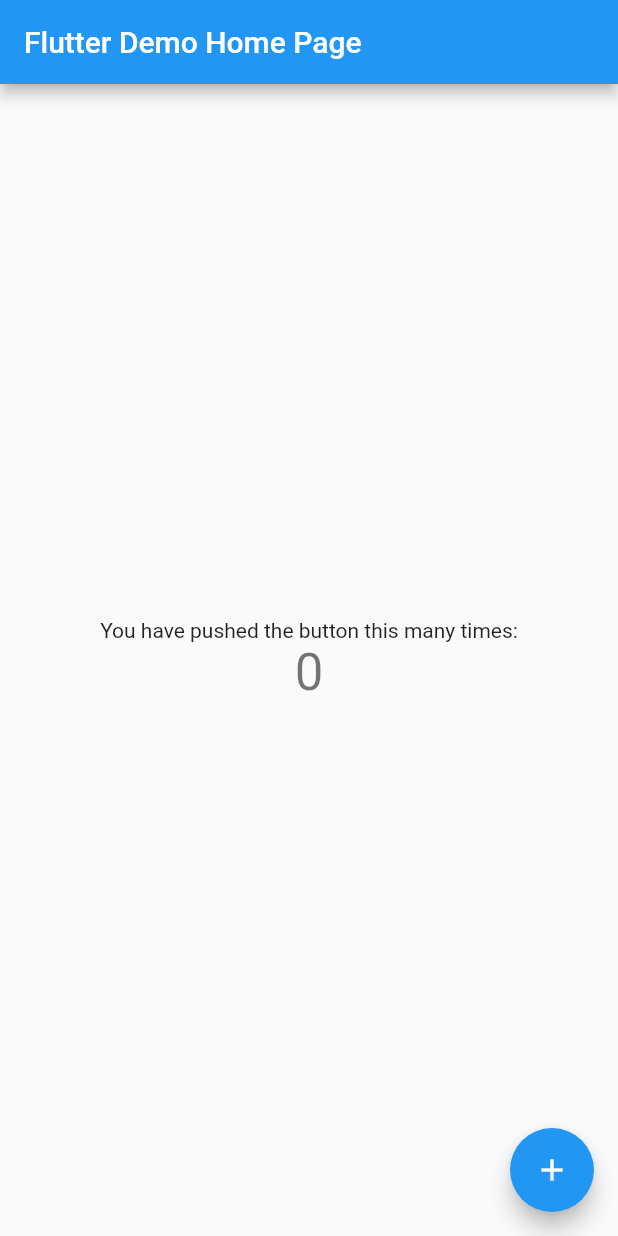
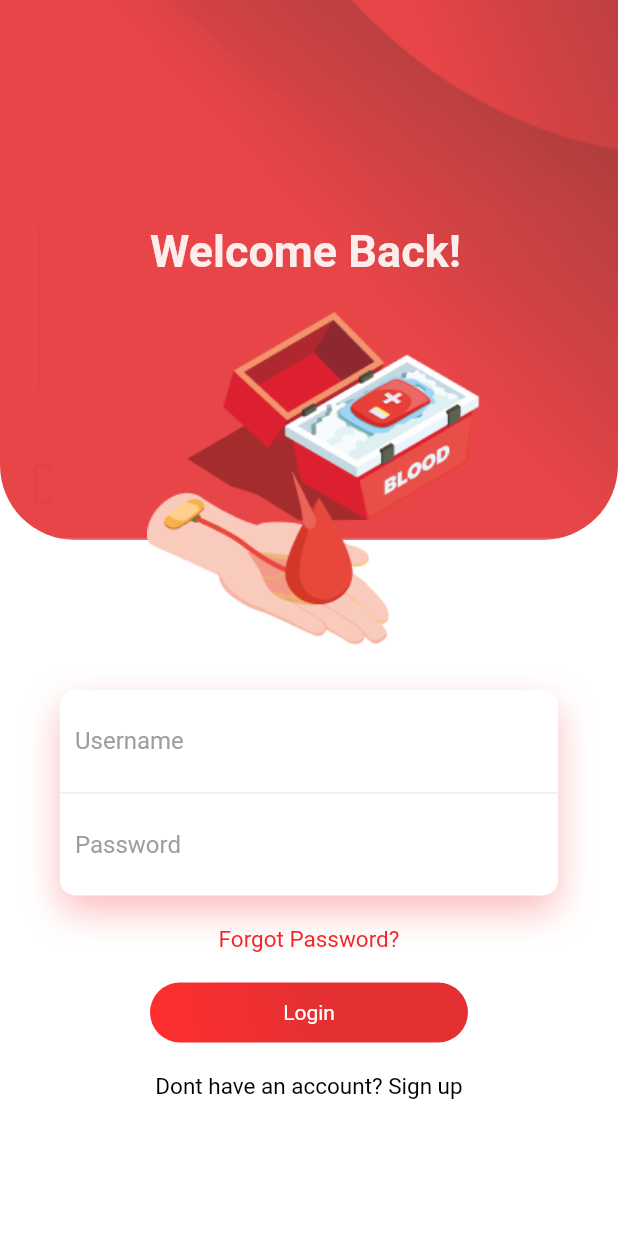
Before and after one commit to prabakar0/RedLink, a Flutter app: the screen it shows after launch, on a phone screen of 412 x 824 dp. Run offline on Flutter 3.47's test engine with Material 2 defaults, Android fonts, the phone set to English and light mode, and no system bars; our stand-ins replace simple_animations.

Commit message:
Completed login page

```diff
--- /dev/null
+++ b/lib/fade_animation.dart
@@ -0,0 +1,33 @@
+import 'package:flutter/material.dart';
+import 'package:simple_animations/simple_animations.dart';
+
+class FadeAnimation extends StatelessWidget {
+  final double delay;
+  final Widget child;
+
+  FadeAnimation(this.delay, this.child);
+
+  @override
+  Widget build(BuildContext context) {
+    final tween = MultiTrackTween([
+      Track("opacity").add(Duration(milliseconds: 200), Tween(begin: 0.0, end: 1.0)),
+      Track("translateY").add(
+          Duration(milliseconds: 500), Tween(begin: -30.0, end: 0.0),
+          curve: Curves.easeOut)
+    ]);
+
+    return ControlledAnimation(
+      delay: Duration(milliseconds: (200 * delay).round()),
+      duration: tween.duration,
+      tween: tween,
+      child: child,
+      builderWithChild: (context, child, animation) => Opacity(
+        opacity: animation["opacity"],
+        child: Transform.translate(
+            offset: Offset(0, animation["translateY"]),
+            child: child
+        ),
+      ),
+    );
+  }
+}
--- /dev/null
+++ b/lib/login_page.dart
@@ -0,0 +1,148 @@
+import 'package:flutter/material.dart';
+import 'fade_animation.dart';
+
+
+class LoginPage extends StatefulWidget {
+  @override
+  _LoginPageState createState() => _LoginPageState();
+}
+
+class _LoginPageState extends State<LoginPage> {
+  @override
+  Widget build(BuildContext context) {
+    final width = MediaQuery.of(context).size.width;
+    return Scaffold(
+      backgroundColor: Colors.white,
+      body: SingleChildScrollView(
+        child: Column(
+          crossAxisAlignment: CrossAxisAlignment.start,
+          children: <Widget>[
+            Container(
+              height: 450,
+              child: Stack(
+                children: <Widget>[
+                  Positioned(
+                    top: -40,
+                    height: 400,
+                    width: width,
+                    child: FadeAnimation(1, Container(
+                      decoration: BoxDecoration(
+                          borderRadius: BorderRadius.only(bottomLeft: Radius.circular(50) ,bottomRight: Radius.circular(50)),
+                          image: DecorationImage(
+                              image: AssetImage('images/bg.png'),
+                              fit: BoxFit.fill
+                          )
+                      ),
+                    )),
+                  ),
+                  Positioned(
+                    top: 150,
+                    left: 100,
+                    height: 238,
+                    width: 238,
+                    child:FadeAnimation(1.15, Text("Welcome Back!", style: TextStyle(color: Colors.white.withOpacity(0.9), fontWeight: FontWeight.bold, fontSize: 30),)),
+                  ),
+                  Positioned(
+                    top: 200,
+                    left: 90,
+                    height: 238,
+                    width: 238,
+                    child: FadeAnimation(1.2, Padding(
+                      padding: const EdgeInsets.all(8.0),
+                      child: Container(
+                        decoration: BoxDecoration(
+                            borderRadius: BorderRadius.only(bottomLeft: Radius.circular(50) ,bottomRight: Radius.circular(50)),
+                            image: DecorationImage(
+                                image: AssetImage('images/image1.png'),
+                                fit: BoxFit.fill
+                            )
+                        ),
+                      ),
+                    )),
+                  )
+                ],
+              ),
+            ),
+            //SizedBox(height: 25,),
+            Padding(
+              padding: EdgeInsets.symmetric(horizontal: 40),
+              child: Column(
+                crossAxisAlignment: CrossAxisAlignment.start,
+                children: <Widget>[
+                  //FadeAnimation(1.3, Text("Login", style: TextStyle(color: Color.fromRGBO(49, 39, 79, 1), fontWeight: FontWeight.bold, fontSize: 30),)),
+                  SizedBox(height: 10,),
+                  FadeAnimation(1.4, Container(
+                    decoration: BoxDecoration(
+                        borderRadius: BorderRadius.circular(10),
+                        color: Colors.white,
+                        boxShadow: [
+                          BoxShadow(
+                            color: Color.fromRGBO(245, 35, 35, .3),
+                            blurRadius: 20,
+                            offset: Offset(0, 10),
+                          )
+                        ]
+                    ),
+                    child: Column(
+                      children: <Widget>[
+                        Container(
+                          padding: EdgeInsets.all(10),
+                          decoration: BoxDecoration(
+                              border: Border(bottom: BorderSide(
+                                  color: Colors.grey[200]
+                              ))
+                          ),
+                          child: TextField(
+                            decoration: InputDecoration(
+                                border: InputBorder.none,
+                                hintText: "Username",
+                                hintStyle: TextStyle(color: Colors.grey)
+                            ),
+                          ),
+                        ),
+                        Container(
+                          padding: EdgeInsets.all(10),
+                          child: TextField(
+                            decoration: InputDecoration(
+                                border: InputBorder.none,
+                                hintText: "Password",
+                                hintStyle: TextStyle(color: Colors.grey)
+                            ),
+                          ),
+                        )
+                      ],
+                    ),
+                  )),
+                  SizedBox(height: 20,),
+                  FadeAnimation(1.5, Center(child: Text("Forgot Password?", style: TextStyle(fontSize:15,color: Color(0xFFF52323)),))),
+                  SizedBox(height: 20,),
+                  FadeAnimation(1.6, Container(
+                    height: 40,
+                    //width: 10000,
+                    margin: EdgeInsets.symmetric(horizontal: 60),
+                    decoration: BoxDecoration(
+                      gradient: LinearGradient(
+                          colors: [Color(0xFFE53033),Color(0xFFFF2E2E) ],
+                          begin: const FractionalOffset(0.5, 0.0),
+                          end: const FractionalOffset(0.0, 0.5),
+                          stops: [0.0, 1.0],
+                          tileMode: TileMode.clamp
+                      ),
+                      borderRadius: BorderRadius.circular(50),
+                      color: Color.fromRGBO(49, 39, 79, 1),
+                    ),
+                    child: Center(
+                      child: Text("Login", style: TextStyle(color: Colors.white),),
+                    ),
+                  )),
+                  SizedBox(height: 20,),
+                  FadeAnimation(1.7, Center(child: Text("Dont have an account? Sign up", style: TextStyle(fontSize:15,color: Colors.black),))),
+                ],
+              ),
+            )
+          ],
+        ),
+      ),
+    );
+  }
+}
--- a/lib/main.dart
+++ b/lib/main.dart
@@ -1,117 +1,9 @@
 import 'package:flutter/material.dart';
+import 'package:redlink/login_page.dart';
 
-void main() {
-  runApp(MyApp());
-}
-
-class MyApp extends StatelessWidget {
-  // This widget is the root of your application.
-  @override
-  Widget build(BuildContext context) {
-    return MaterialApp(
-      title: 'Flutter Demo',
-      theme: ThemeData(
-        // This is the theme of your application.
-        //
-        // Try running your application with "flutter run". You'll see the
-        // application has a blue toolbar. Then, without quitting the app, try
-        // changing the primarySwatch below to Colors.green and then invoke
-        // "hot reload" (press "r" in the console where you ran "flutter run",
-        // or simply save your changes to "hot reload" in a Flutter IDE).
-        // Notice that the counter didn't reset back to zero; the application
-        // is not restarted.
-        primarySwatch: Colors.blue,
-        // This makes the visual density adapt to the platform that you run
-        // the app on. For desktop platforms, the controls will be smaller and
-        // closer together (more dense) than on mobile platforms.
-        visualDensity: VisualDensity.adaptivePlatformDensity,
-      ),
-      home: MyHomePage(title: 'Flutter Demo Home Page'),
-    );
-  }
-}
-
-class MyHomePage extends StatefulWidget {
-  MyHomePage({Key key, this.title}) : super(key: key);
-
-  // This widget is the home page of your application. It is stateful, meaning
-  // that it has a State object (defined below) that contains fields that affect
-  // how it looks.
-
-  // This class is the configuration for the state. It holds the values (in this
-  // case the title) provided by the parent (in this case the App widget) and
-  // used by the build method of the State. Fields in a Widget subclass are
-  // always marked "final".
-
-  final String title;
-
-  @override
-  _MyHomePageState createState() => _MyHomePageState();
-}
-
-class _MyHomePageState extends State<MyHomePage> {
-  int _counter = 0;
-
-  void _incrementCounter() {
-    setState(() {
-      // This call to setState tells the Flutter framework that something has
-      // changed in this State, which causes it to rerun the build method below
-      // so that the display can reflect the updated values. If we changed
-      // _counter without calling setState(), then the build method would not be
-      // called again, and so nothing would appear to happen.
-      _counter++;
-    });
-  }
-
-  @override
-  Widget build(BuildContext context) {
-    // This method is rerun every time setState is called, for instance as done
-    // by the _incrementCounter method above.
-    //
-    // The Flutter framework has been optimized to make rerunning build methods
-    // fast, so that you can just rebuild anything that needs updating rather
-    // than having to individually change instances of widgets.
-    return Scaffold(
-      appBar: AppBar(
-        // Here we take the value from the MyHomePage object that was created by
-        // the App.build method, and use it to set our appbar title.
-        title: Text(widget.title),
-      ),
-      body: Center(
-        // Center is a layout widget. It takes a single child and positions it
-        // in the middle of the parent.
-        child: Column(
-          // Column is also a layout widget. It takes a list of children and
-          // arranges them vertically. By default, it sizes itself to fit its
-          // children horizontally, and tries to be as tall as its parent.
-          //
-          // Invoke "debug painting" (press "p" in the console, choose the
-          // "Toggle Debug Paint" action from the Flutter Inspector in Android
-          // Studio, or the "Toggle Debug Paint" command in Visual Studio Code)
-          // to see the wireframe for each widget.
-          //
-          // Column has various properties to control how it sizes itself and
-          // how it positions its children. Here we use mainAxisAlignment to
-          // center the children vertically; the main axis here is the vertical
-          // axis because Columns are vertical (the cross axis would be
-          // horizontal).
-          mainAxisAlignment: MainAxisAlignment.center,
-          children: <Widget>[
-            Text(
-              'You have pushed the button this many times:',
-            ),
-            Text(
-              '$_counter',
-              style: Theme.of(context).textTheme.headline4,
-            ),
-          ],
-        ),
-      ),
-      floatingActionButton: FloatingActionButton(
-        onPressed: _incrementCounter,
-        tooltip: 'Increment',
-        child: Icon(Icons.add),
-      ), // This trailing comma makes auto-formatting nicer for build methods.
-    );
-  }
-}
+void main() => runApp(
+    MaterialApp(
+        debugShowCheckedModeBanner: false,
+        home: LoginPage()
+    )
+);
--- /dev/null
+++ b/lib/splash_screen.dart
@@ -0,0 +1 @@
+import 'package:flutter/material.dart';
```
Also changed, not shown: pubspec.yaml (+4 -4 lines), images/bg.png (added), images/image1.png (added), lib/home_page.dart (added), pubspec.lock.
